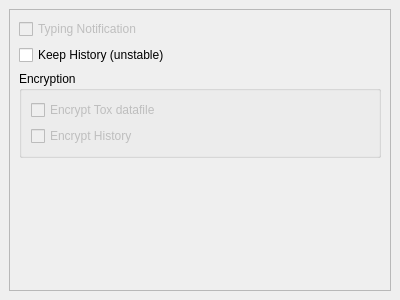
Old version of the form src/widget/form/settings/privacysettings.ui in the repository qTox/qTox.
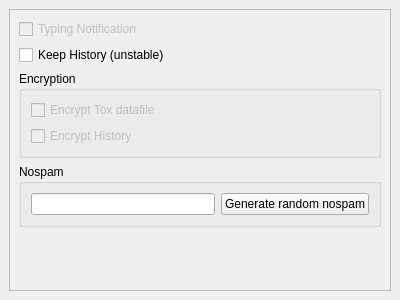
New version of the form.

Commit message: Nospam id part edit

```diff
--- a/src/widget/form/settings/privacysettings.ui
+++ b/src/widget/form/settings/privacysettings.ui
@@ -96,6 +96,46 @@
          </layout>
         </widget>
        </item>
+       <item alignment="Qt::AlignTop">
+        <widget class="QGroupBox" name="nospamGroup">
+         <property name="title">
+          <string>Nospam</string>
+         </property>
+         <layout class="QVBoxLayout" name="verticalLayout_4">
+          <item>
+           <layout class="QHBoxLayout" name="horizontalLayout">
+            <item>
+             <widget class="QLineEdit" name="nospamLineEdit">
+              <property name="inputMask">
+               <string>HHHHHHHH</string>
+              </property>
+             </widget>
+            </item>
+            <item>
+             <widget class="QPushButton" name="randomNosapamButton">
+              <property name="text">
+               <string>Generate random nospam</string>
+              </property>
+             </widget>
+            </item>
+           </layout>
+          </item>
+         </layout>
+        </widget>
+       </item>
+       <item>
+        <spacer name="verticalSpacer">
+         <property name="orientation">
+          <enum>Qt::Vertical</enum>
+         </property>
+         <property name="sizeHint" stdset="0">
+          <size>
+           <width>20</width>
+           <height>40</height>
+          </size>
+         </property>
+        </spacer>
+       </item>
       </layout>
      </widget>
     </widget>
```
The commit also changes 4 other files.
